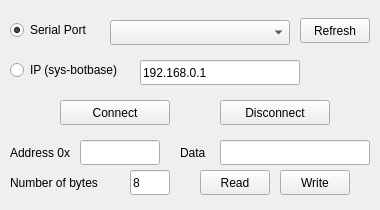
Old version of the form UI/mainwindow.ui in the repository wwwwwwzx/NXController.
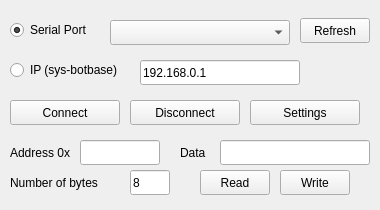
New version of the form.

Commit message:
Allow user to change button configuration (#1)
* Override native button clicked event

* Impl controls for button settings

* Update images

```diff
--- a/UI/mainwindow.ui
+++ b/UI/mainwindow.ui
@@ -54,7 +54,7 @@
    <widget class="QPushButton" name="B_Connect">
     <property name="geometry">
      <rect>
-      <x>60</x>
+      <x>10</x>
       <y>100</y>
       <width>110</width>
       <height>25</height>
@@ -86,7 +86,7 @@
    <widget class="QPushButton" name="B_Disconnect">
     <property name="geometry">
      <rect>
-      <x>220</x>
+      <x>130</x>
       <y>100</y>
       <width>110</width>
       <height>25</height>
@@ -260,6 +260,22 @@
      <string>8</string>
     </property>
    </widget>
+   <widget class="QPushButton" name="B_Settings">
+    <property name="geometry">
+     <rect>
+      <x>250</x>
+      <y>100</y>
+      <width>110</width>
+      <height>25</height>
+     </rect>
+    </property>
+    <property name="focusPolicy">
+     <enum>Qt::ClickFocus</enum>
+    </property>
+    <property name="text">
+     <string>Settings</string>
+    </property>
+   </widget>
   </widget>
  </widget>
  <resources/>
```
The commit also changes 15 other files.
